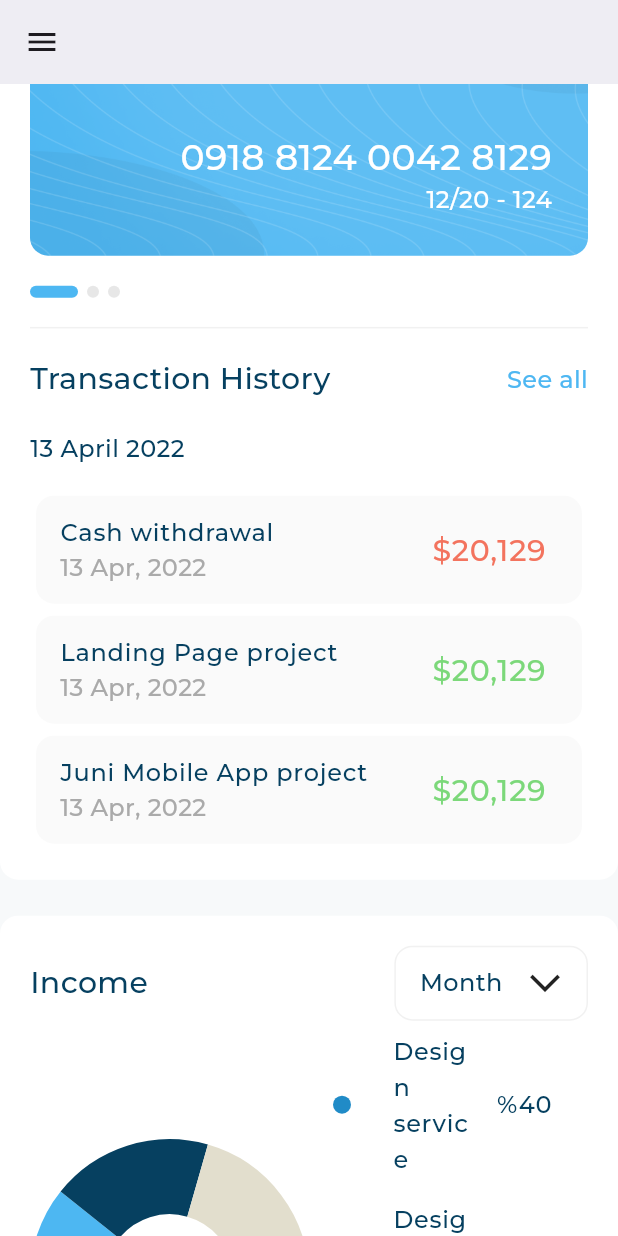
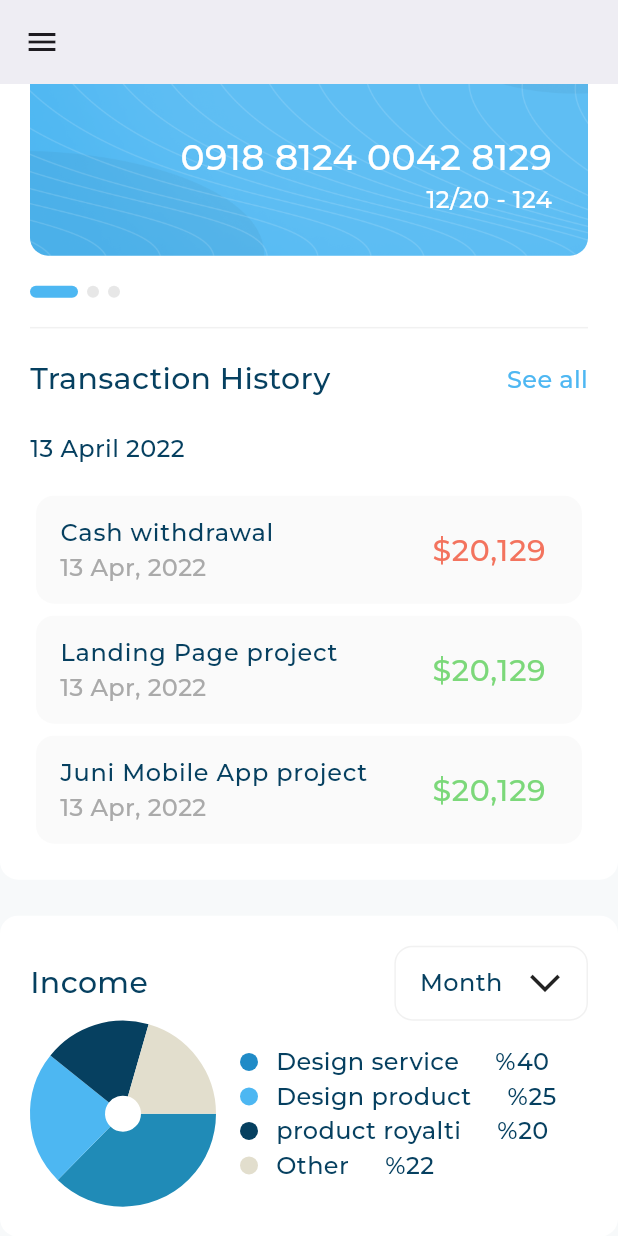
Before and after one commit to Mohhosny2k/responsive_dash_board, a Flutter app: the screen it shows after launch, scrolled down 1152 dp, on a phone screen of 412 x 824 dp. Run offline on Flutter 3.47's test engine with Material 3 defaults, Android fonts, the phone set to English and light mode, and no system bars; drawn by our look-alikes of expandable_page_view, fl_chart; our stand-ins replace flutter_svg; project files that could hold a hidden picture were left out.

Commit message:
responsive desktop layout part four

```diff
--- a/lib/widgets/income_details.dart
+++ b/lib/widgets/income_details.dart
@@ -1,3 +1,5 @@
+import 'dart:developer';
+
 import 'package:flutter/material.dart';
 import 'package:responsive_dash_board/models/item_details_model.dart';
 
@@ -23,7 +25,9 @@ class IncomeDetails extends StatelessWidget {
     //   itemBuilder: (BuildContext context, int index) {
     //   return ItemDetails(itemDetailsModel: items[index]);
     // });
+    log(MediaQuery.of(context).size.width.toString());
      return Column(
+      crossAxisAlignment: CrossAxisAlignment.start,
       children: items.map((e) => ItemDetails(itemDetailsModel: e)).toList(),
     );
   }
--- a/lib/widgets/income_section.dart
+++ b/lib/widgets/income_section.dart
@@ -20,7 +20,9 @@ class IncomeSection extends StatelessWidget {
             crossAxisAlignment: CrossAxisAlignment.center  ,
             children: [
             Expanded(child: IncomeChart()),
-            Expanded(child: IncomeDetails()),
+            Expanded(
+              flex: 2,
+              child: IncomeDetails()),
            ],),
         ],
       ),
--- a/lib/widgets/item_details.dart
+++ b/lib/widgets/item_details.dart
@@ -1,4 +1,3 @@
-
 import 'package:flutter/material.dart';
 
 import '../models/item_details_model.dart';
@@ -9,15 +8,37 @@ class ItemDetails extends StatelessWidget {
   final ItemDetailsModel itemDetailsModel;
   @override
   Widget build(BuildContext context) {
-    return ListTile(
-      leading: Container(
-        width: 12,
-        height: 12,
-        decoration: ShapeDecoration(
-            shape: const OvalBorder(), color: itemDetailsModel.color),
+    return Padding(
+      padding: const EdgeInsets.only(left: 16),
+      child: FittedBox(
+        fit: BoxFit.scaleDown,
+        child: Row(
+          children: [
+            Container(
+              width: 12,
+              height: 12,
+              decoration: ShapeDecoration(
+                  shape: const OvalBorder(), color: itemDetailsModel.color),
+            ),
+           const SizedBox(width: 12,),
+            Text(itemDetailsModel.title, style: AppStyles.styleRegular16),
+            const SizedBox(width: 24,),
+            Text(itemDetailsModel.value, style: AppStyles.styleMedium16),
+
+          ],
+        ),
       ),
-      title: Text(itemDetailsModel.title, style: AppStyles.styleRegular16),
-      trailing: Text(itemDetailsModel.value, style: AppStyles.styleMedium16),
     );
+
+    // return ListTile(
+    //   leading: Container(
+    //     width: 12,
+    //     height: 12,
+    //     decoration: ShapeDecoration(
+    //         shape: const OvalBorder(), color: itemDetailsModel.color),
+    //   ),
+    //   title: Text(itemDetailsModel.title, style: AppStyles.styleRegular16),
+    //   trailing: Text(itemDetailsModel.value, style: AppStyles.styleMedium16),
+    // );
   }
 }
```
